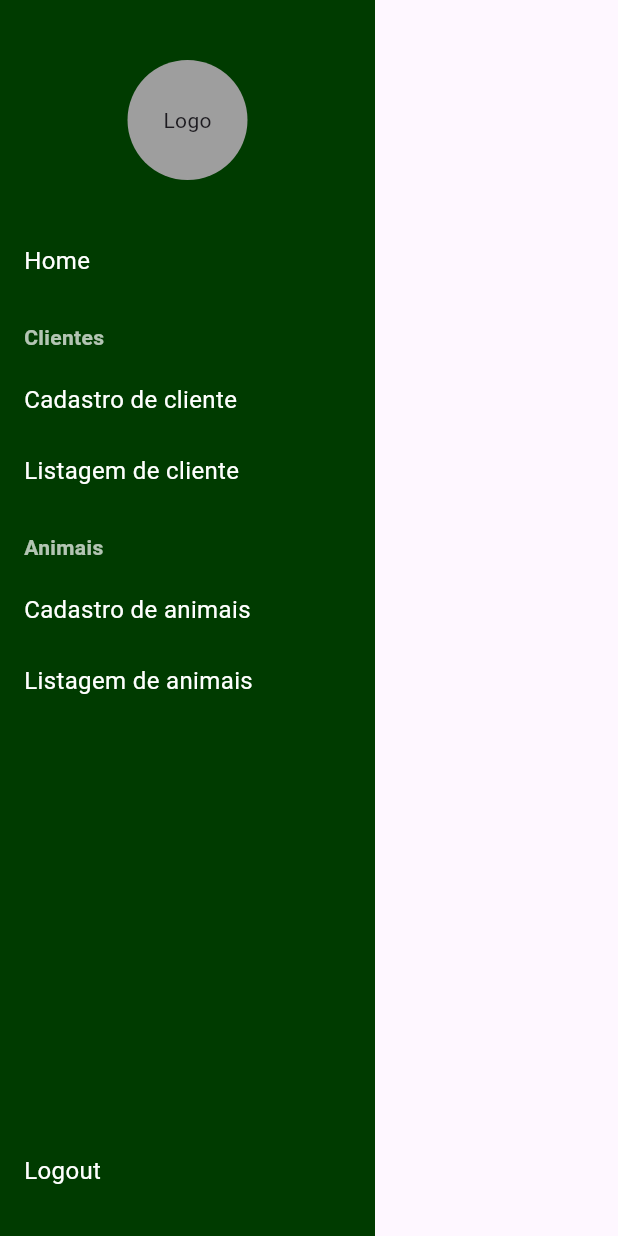
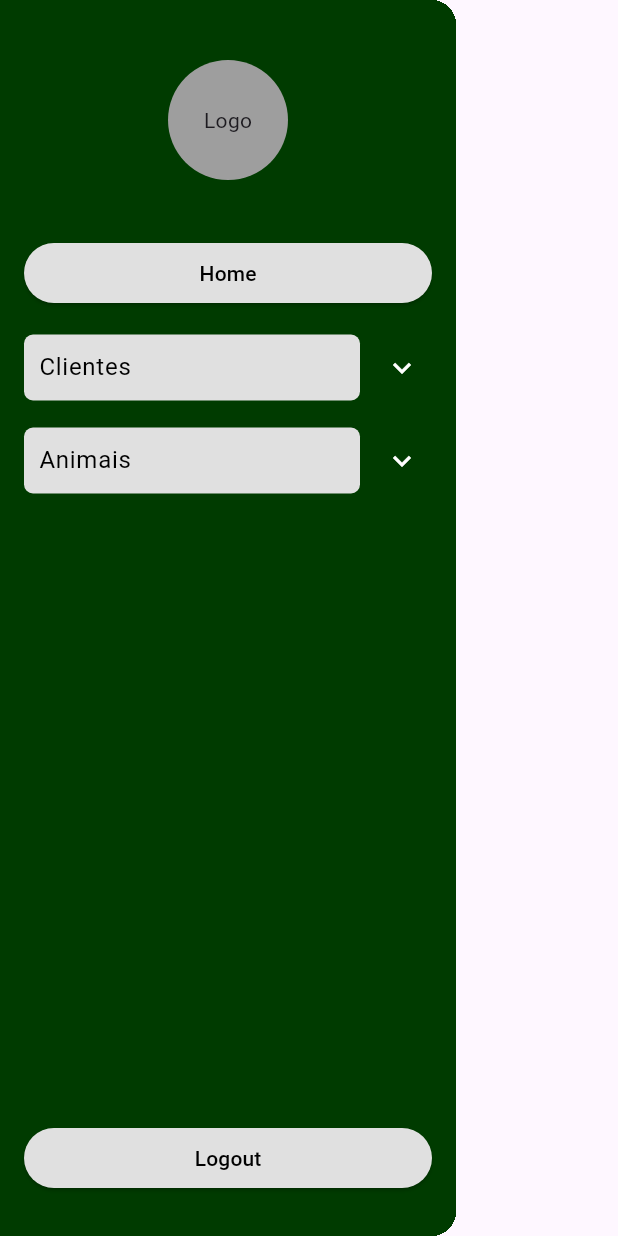
Before and after one commit to Muniz-Fer314159/CAC_Vet, a Flutter app: the MenuLateral widget shown alone on an empty page, opened directly, on a phone screen of 412 x 824 dp. Run offline on Flutter 3.47's test engine with Material 3 defaults, Android fonts, the phone set to English and light mode, and no system bars.

Commit message:
criação da pagina home e atualização do menu lateral

```diff
--- a/lib/widgets/side_menu.dart
+++ b/lib/widgets/side_menu.dart
@@ -1,22 +1,18 @@
 import 'package:flutter/material.dart';
-
-// IMPORTANTE:
-// depois você vai importar suas páginas aqui
-// import '../pages/home_page.dart';
 
 class MenuLateral extends StatelessWidget {
   const MenuLateral({super.key});
 
   @override
   Widget build(BuildContext context) {
-    return Container(
-      width: 250,
+    return Drawer(
+      child: Container(
         color: const Color(0xFF003B00),
         child: Column(
-        crossAxisAlignment: CrossAxisAlignment.start,
           children: [
             const SizedBox(height: 40),
 
+            // LOGO
             Center(
               child: Container(
                 width: 80,
@@ -32,92 +28,98 @@ class MenuLateral extends StatelessWidget {
 
             const SizedBox(height: 30),
 
-          // ITENS DO MENU
-          _menuItem(
-            context,
-            "Home",
-            () {
-              // Exemplo de navegação
-              // Navigator.push(context, MaterialPageRoute(builder: (_) => HomePage()));
-            },
+            // HOME
+            _botaoPrincipal(context, "Home", () {}),
+
+            // CLIENTES (expansível)
+            ExpansionTile(
+              iconColor: Colors.white,
+              collapsedIconColor: Colors.white,
+              title: _tituloPrincipal("Clientes"),
+              children: [
+                _subItem(context, "Cadastro de cliente", () {}),
+                _subItem(context, "Listagem de cliente", () {}),
+              ],
             ),
 
-          const SizedBox(height: 10),
 
-          _sectionTitle("Clientes"),
-
-          _menuItem(
-            context,
-            "Cadastro de cliente",
-            () {},
-          ),
-
-          _menuItem(
-            context,
-            "Listagem de cliente",
-            () {},
-          ),
-
-          const SizedBox(height: 10),
-
-          _sectionTitle("Animais"),
-
-          _menuItem(
-            context,
-            "Cadastro de animais",
-            () {},
-          ),
-
-          _menuItem(
-            context,
-            "Listagem de animais",
-            () {},
+            ExpansionTile(
+              iconColor: Colors.white,
+              collapsedIconColor: Colors.white,
+              title: _tituloPrincipal("Animais"),
+              children: [
+                _subItem(context, "Cadastro de animais", () {}),
+                _subItem(context, "Listagem de animais", () {}),
+              ],
             ),
 
             const Spacer(),
 
-          _menuItem(
-            context,
-            "Logout",
-            () {
-              Navigator.pop(context);
-            },
-          ),
+            // LOGOUT
+            _botaoPrincipal(context, "Logout", () {}),
 
             const SizedBox(height: 20),
           ],
-      ),
-    );
-  }
-
-  Widget _sectionTitle(String title) {
-    return Padding(
-      padding: const EdgeInsets.symmetric(horizontal: 16, vertical: 8),
-      child: Text(
-        title,
-        style: const TextStyle(
-          color: Colors.white70,
-          fontWeight: FontWeight.bold,
         ),
       ),
     );
   }
 
-  Widget _menuItem(
+  Widget _botaoPrincipal(
     BuildContext context,
     String title,
     VoidCallback onTap,
   ) {
-    return InkWell(
-      onTap: onTap,
-      child: Padding(
-        padding: const EdgeInsets.symmetric(horizontal: 16, vertical: 12),
+    return Padding(
+      padding: const EdgeInsets.symmetric(horizontal: 16, vertical: 8),
+      child: SizedBox(
+        width: double.infinity,
+        child: ElevatedButton(
+          onPressed: () {
+            Navigator.pop(context);
+            onTap();
+          },
+          style: ElevatedButton.styleFrom(
+            backgroundColor: Colors.grey[300],
+          ),
+          child: Text(title, style: const TextStyle(color: Colors.black)),
+        ),
+      ),
+    );
+  }
+
+  Widget _tituloPrincipal(String title) {
+    return Container(
+      padding: const EdgeInsets.symmetric(vertical: 10, horizontal: 10),
+      decoration: BoxDecoration(
+        color: Colors.grey[300],
+        borderRadius: BorderRadius.circular(6),
+      ),
       child: Text(
         title,
-          style: const TextStyle(
-            color: Colors.white,
-            fontSize: 16,
+        style: const TextStyle(color: Colors.black),
       ),
+    );
+  }
+
+  Widget _subItem(
+    BuildContext context,
+    String title,
+    VoidCallback onTap,
+  ) {
+    return Padding(
+      padding: const EdgeInsets.symmetric(horizontal: 30, vertical: 5),
+      child: SizedBox(
+        width: double.infinity,
+        child: ElevatedButton(
+          onPressed: () {
+            Navigator.pop(context);
+            onTap();
+          },
+          style: ElevatedButton.styleFrom(
+            backgroundColor: Colors.grey[400],
+          ),
+          child: Text(title, style: const TextStyle(color: Colors.black)),
         ),
       ),
     );
```
Also changed, not shown: lib/screens/home_page.dart (added, +126 -0 lines), lib/screens/login_page.dart (+7 -1 lines), lib/widgets/main_layout.dart (added, +27 -0 lines). Lines whose indentation alone changed are shown as unchanged.
